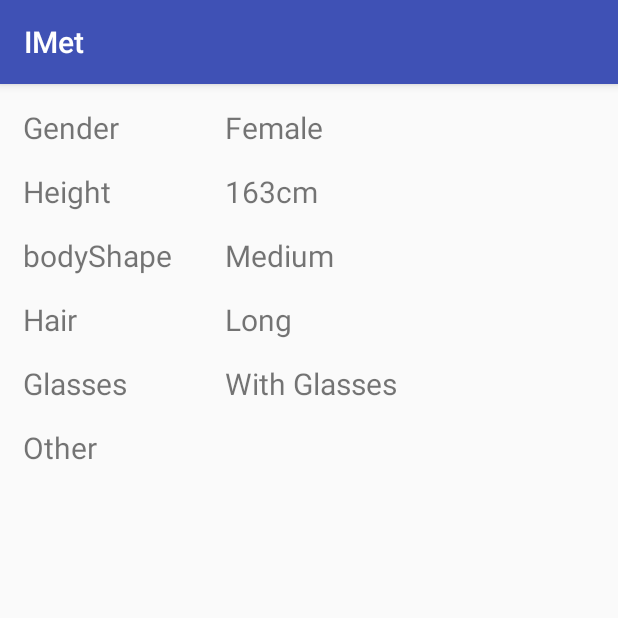
After one commit to IMetU/IMet, an Android app: the fragment AppearanceFragment shown on its own in the app's theme, on a phone screen of 412 x 824 dp, the top half of it. The commit adds this screen. Run offline under Robolectric (Android 15) with nearby library versions, the phone set to English and light mode, and no system bars.

Commit message:
add detailActivity (InformationFragment and AppearanceFragment)

```diff
--- a/app/build.gradle
+++ b/app/build.gradle
@@ -59,4 +59,8 @@ dependencies {
     // compile "com.github.Raizlabs.DBFlow:dbflow-sqlcipher:${dbflow_version}"
     annotationProcessor 'org.parceler:parceler:1.1.6'
     testCompile 'junit:junit:4.12'
+
+    compile 'com.astuetz:pagerslidingtabstrip:1.0.1'
+    compile 'com.jakewharton:butterknife:8.4.0'
+    annotationProcessor 'com.jakewharton:butterknife-compiler:8.4.0'
 }
--- a/app/src/main/java/com/example/imetu/imet/DB/DBInterface.java
+++ b/app/src/main/java/com/example/imetu/imet/DB/DBInterface.java
@@ -11,5 +11,4 @@ public interface DBInterface {
     public ArrayList<Member> queryBy(MemberFilter mf);
     public void editMember(Member member);
     public void deleteMember(int id);
-
 }
--- /dev/null
+++ b/app/src/main/java/com/example/imetu/imet/Fragment/AppearanceFragment.java
@@ -0,0 +1,76 @@
+package com.example.imetu.imet.Fragment;
+
+import android.os.Bundle;
+import android.support.annotation.Nullable;
+import android.support.v4.app.Fragment;
+import android.view.LayoutInflater;
+import android.view.View;
+import android.view.ViewGroup;
+import android.widget.TextView;
+
+import com.example.imetu.imet.R;
+
+/**
+ * Created by kelly79126 on 2017/3/14.
+ */
+
+public class AppearanceFragment  extends Fragment {
+
+    public View v;
+
+    private ViewGroup vgInformation[];
+    private TextView tvTitle[];
+    private TextView tvContent[];
+    private String sTitle[] = {"Gender", "Height", "bodyShape", "Hair", "Glasses", "Other"};
+    private String sContent[];
+
+    private int vgInformationId[] = { R.id.gender,
+            R.id.height,
+            R.id.bodyShape,
+            R.id.hair,
+            R.id.glasses,
+            R.id.other};
+
+    static final private int NUM_INFOS = 6;
+
+
+    //inflation logic
+    @Nullable
+    @Override
+    public View onCreateView(LayoutInflater inflater, @Nullable ViewGroup parent, @Nullable Bundle savedInstanceState) {
+        v = inflater.inflate(R.layout.fragment_appearance, parent, false);
+
+        vgInformation = new ViewGroup[NUM_INFOS];
+        tvTitle = new TextView[NUM_INFOS];
+        tvContent = new TextView[NUM_INFOS];
+
+        for (int idx = 0; idx < NUM_INFOS; idx++) {
+            vgInformation[idx] = (ViewGroup) v.findViewById(vgInformationId[idx]);
+            if (null != vgInformation[idx]) {
+                inflateInformatilGroup(vgInformation[idx], idx, R.id.detail_title, R.id.detail_content);
+            }
+        }
+        return v;
+    }
+
+    private void inflateInformatilGroup(ViewGroup vgParent, int idx, int iTitle, int iContent){
+        tvTitle[idx] = (TextView)vgParent.findViewById(iTitle);
+        tvTitle[idx].setText(sTitle[idx]);
+        tvContent[idx] = (TextView)vgParent.findViewById(iContent);
+        tvContent[idx].setText(sContent[idx]);
+    }
+
+
+    //create lifecycle event
+    @Override
+    public void onCreate(@Nullable Bundle savedInstanceState) {
+        super.onCreate(savedInstanceState);
+        sContent = new String[NUM_INFOS];
+        sContent[0] = "Female";
+        sContent[1] = "163cm";
+        sContent[2] = "Medium";
+        sContent[3] = "Long";
+        sContent[4] = "With Glasses";
+        sContent[5] = "";
+    }
+}
--- /dev/null
+++ b/app/src/main/res/layout/fragment_appearance.xml
@@ -0,0 +1,48 @@
+<?xml version="1.0" encoding="utf-8"?>
+<ScrollView xmlns:android="http://schemas.android.com/apk/res/android"
+    android:orientation="vertical" android:layout_width="match_parent"
+    android:layout_height="match_parent">
+
+    <LinearLayout
+        android:layout_width="match_parent"
+        android:layout_height="match_parent"
+        android:orientation="vertical">
+
+    <include
+        android:id="@+id/gender"
+        android:layout_width="wrap_content"
+        android:layout_height="wrap_content"
+        android:layout_marginTop="@dimen/DetailTopMargin"
+        layout="@layout/item_title_content"/>
+    <include
+        android:id="@+id/height"
+        android:layout_width="wrap_content"
+        android:layout_height="wrap_content"
+        android:layout_marginTop="@dimen/DetailTopMargin"
+        layout="@layout/item_title_content"/>
+    <include
+        android:id="@+id/bodyShape"
+        android:layout_width="wrap_content"
+        android:layout_height="wrap_content"
+        android:layout_marginTop="@dimen/DetailTopMargin"
+        layout="@layout/item_title_content"/>
+    <include
+        android:id="@+id/hair"
+        android:layout_width="wrap_content"
+        android:layout_height="wrap_content"
+        android:layout_marginTop="@dimen/DetailTopMargin"
+        layout="@layout/item_title_content"/>
+    <include
+        android:id="@+id/glasses"
+        android:layout_width="wrap_content"
+        android:layout_height="wrap_content"
+        android:layout_marginTop="@dimen/DetailTopMargin"
+        layout="@layout/item_title_content"/>
+    <include
+        android:id="@+id/other"
+        android:layout_width="wrap_content"
+        android:layout_height="wrap_content"
+        android:layout_marginTop="@dimen/DetailTopMargin"
+        layout="@layout/item_title_content"/>
+    </LinearLayout>
+</ScrollView>
--- /dev/null
+++ b/app/src/main/res/layout/item_title_content.xml
@@ -0,0 +1,23 @@
+<?xml version="1.0" encoding="utf-8"?>
+<RelativeLayout xmlns:android="http://schemas.android.com/apk/res/android"
+    xmlns:tools="http://schemas.android.com/tools"
+    android:layout_width="wrap_content"
+    android:layout_height="wrap_content">
+
+    <TextView
+        android:id="@+id/detail_title"
+        android:layout_width="wrap_content"
+        android:layout_height="wrap_content"
+        android:layout_marginLeft="@dimen/DetailLeftTitleMargin"
+        android:textSize="@dimen/DetailTextSize"
+        tools:text="Phone"/>
+
+    <TextView
+        android:id="@+id/detail_content"
+        android:layout_width="wrap_content"
+        android:layout_height="wrap_content"
+        android:textSize="@dimen/DetailTextSize"
+        android:layout_marginLeft="@dimen/DetailLeftContentMargin"
+        tools:text="0910000000"/>
+
+</RelativeLayout>
--- a/app/src/main/res/values/dimens.xml
+++ b/app/src/main/res/values/dimens.xml
@@ -5,4 +5,8 @@
     <dimen name="fab_margin">16dp</dimen>
     <dimen name="NameSize">20sp</dimen>
     <dimen name="PhoneNumberSize">20sp</dimen>
+    <dimen name="DetailTextSize">20sp</dimen>
+    <dimen name="DetailTopMargin">15dp</dimen>
+    <dimen name="DetailLeftTitleMargin">15dp</dimen>
+    <dimen name="DetailLeftContentMargin">150dp</dimen>
 </resources>
--- a/app/src/main/res/values/strings.xml
+++ b/app/src/main/res/values/strings.xml
@@ -3,4 +3,5 @@
     <string name="title_activity_main">MainActivity</string>
     <string name="search">Search</string>
     <string name="filter">Filter</string>
+    <string name="edit">Edit</string>
 </resources>
```
Also changed, not shown: app/src/main/java/com/example/imetu/imet/Activity/DetailActivity.java (+69 -1 lines), app/src/main/java/com/example/imetu/imet/Activity/MainActivity.java (+6 -4 lines), app/src/main/java/com/example/imetu/imet/Fragment/InformationFragment.java (added, +79 -0 lines), app/src/main/res/drawable/ic_edit.xml (added, +9 -0 lines), app/src/main/res/layout/activity_detail.xml (+22 -4 lines), app/src/main/res/layout/fragment_information.xml (added, +66 -0 lines), app/src/main/res/menu/menu_detail.xml (added, +11 -0 lines).
